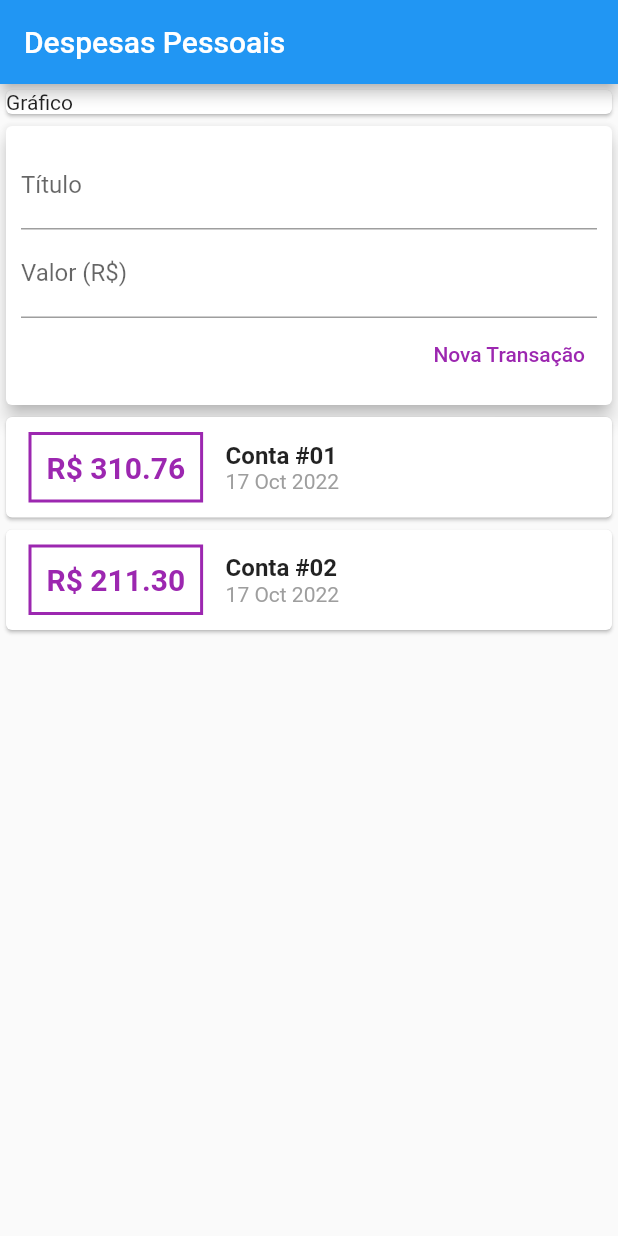
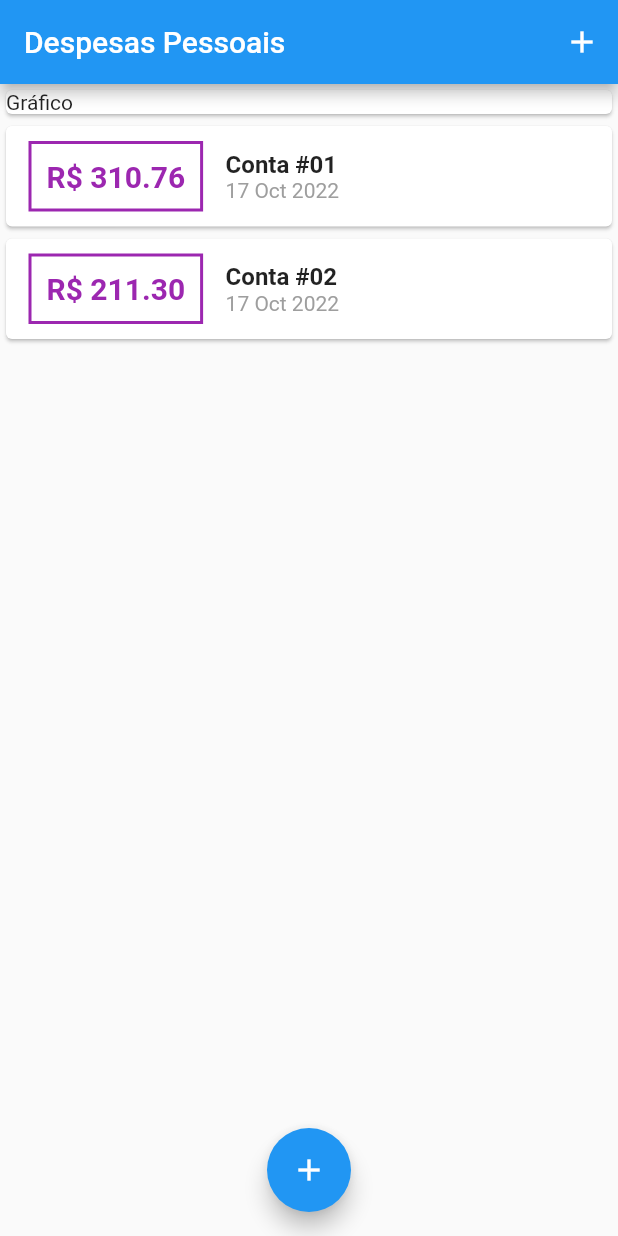
Before and after one commit to nagpaulo/expenses-app, a Flutter app: the screen it shows after launch, on a phone screen of 412 x 824 dp. Run offline on Flutter 3.47's test engine with Material 2 defaults, Android fonts, the phone set to English and light mode, and no system bars.

Commit message:
Atualizando componente transaction

```diff
--- a/lib/components/transaction_user.dart
+++ /dev/null
@@ -1,53 +0,0 @@
-import 'dart:math';
-
-import 'package:expenses/components/transaction_form.dart';
-import 'package:expenses/components/transcation_list.dart';
-import 'package:expenses/models/transaction.dart';
-import 'package:flutter/widgets.dart';
-
-class TransactionUser extends StatefulWidget {
-  const TransactionUser({super.key});
-
-  @override
-  State<TransactionUser> createState() => _TransactionUserState();
-}
-
-class _TransactionUserState extends State<TransactionUser> {
-  final _transactions = [
-    Transaction(
-      id: 't1',
-      title: 'Conta #01',
-      value: 310.76,
-      date: DateTime.now(),
-    ),
-    Transaction(
-      id: 't2',
-      title: 'Conta #02',
-      value: 211.30,
-      date: DateTime.now(),
-    ),
-  ];
-
-  _addTransaction(String title, double value) {
-    final newTransaction = Transaction(
-      id: Random().nextDouble().toString(),
-      title: title,
-      value: value,
-      date: DateTime.now(),
-    );
-
-    setState(() {
-      _transactions.add(newTransaction);
-    });
-  }
-
-  @override
-  Widget build(BuildContext context) {
-    return Column(
-      children: [
-        TransactionForm(_addTransaction),
-        TransactionList(_transactions),
-      ],
-    );
-  }
-}
--- a/lib/main.dart
+++ b/lib/main.dart
@@ -1,5 +1,6 @@
+import 'dart:math';
+
 import 'package:expenses/components/transaction_form.dart';
-import 'package:expenses/components/transaction_user.dart';
 import 'package:expenses/components/transcation_list.dart';
 import 'package:expenses/models/transaction.dart';
 import 'package:flutter/material.dart';
@@ -18,12 +19,61 @@ class ExpensesApp extends StatelessWidget {
   }
 }
 
-class MyHomePage extends StatelessWidget {
+class MyHomePage extends StatefulWidget {
+  @override
+  State<MyHomePage> createState() => _MyHomePageState();
+}
+
+class _MyHomePageState extends State<MyHomePage> {
+  final _transactions = [
+    Transaction(
+      id: 't1',
+      title: 'Conta #01',
+      value: 310.76,
+      date: DateTime.now(),
+    ),
+    Transaction(
+      id: 't2',
+      title: 'Conta #02',
+      value: 211.30,
+      date: DateTime.now(),
+    ),
+  ];
+
+  _addTransaction(String title, double value) {
+    final newTransaction = Transaction(
+      id: Random().nextDouble().toString(),
+      title: title,
+      value: value,
+      date: DateTime.now(),
+    );
+
+    setState(() {
+      _transactions.add(newTransaction);
+    });
+  }
+
+  _openTransactionFormModal(BuildContext context) {
+    showModalBottomSheet(
+        context: context,
+        builder: (_) {
+          return TransactionForm(
+            _addTransaction,
+          );
+        });
+  }
+
   @override
   Widget build(BuildContext context) {
     return Scaffold(
         appBar: AppBar(
           title: const Text('Despesas Pessoais'),
+          actions: <Widget>[
+            IconButton(
+              onPressed: () => _openTransactionFormModal(context),
+              icon: Icon(Icons.add),
+            )
+          ],
         ),
         body: SingleChildScrollView(
           child: Column(
@@ -34,10 +84,14 @@ class MyHomePage extends StatelessWidget {
                   child: Text('Gráfico'),
                 ),
               ),
-            const TransactionUser(),
+              TransactionList(_transactions),
             ],
           ),
         ),
-    );
+        floatingActionButton: FloatingActionButton(
+          child: Icon(Icons.add),
+          onPressed: () => _openTransactionFormModal(context),
+        ),
+        floatingActionButtonLocation: FloatingActionButtonLocation.centerFloat);
   }
 }
```
Also changed, not shown: lib/components/transaction_form.dart (+8 -2 lines). Lines whose indentation alone changed are shown as unchanged.
